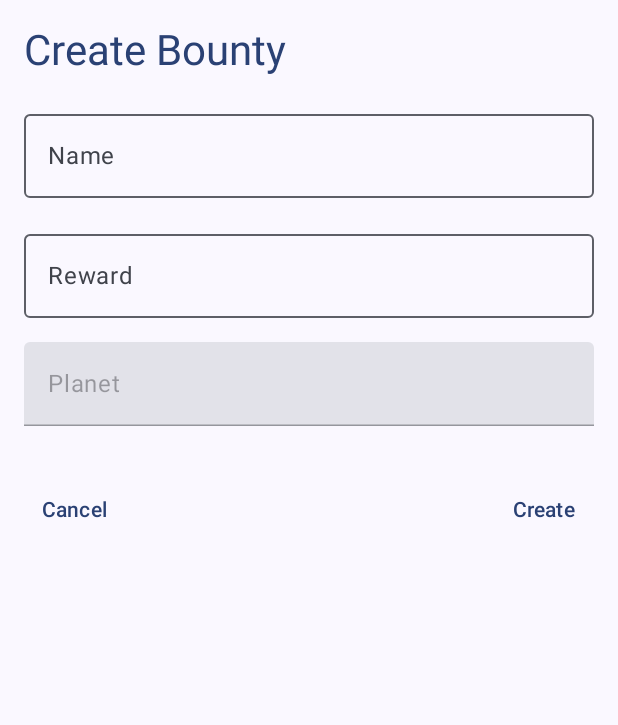
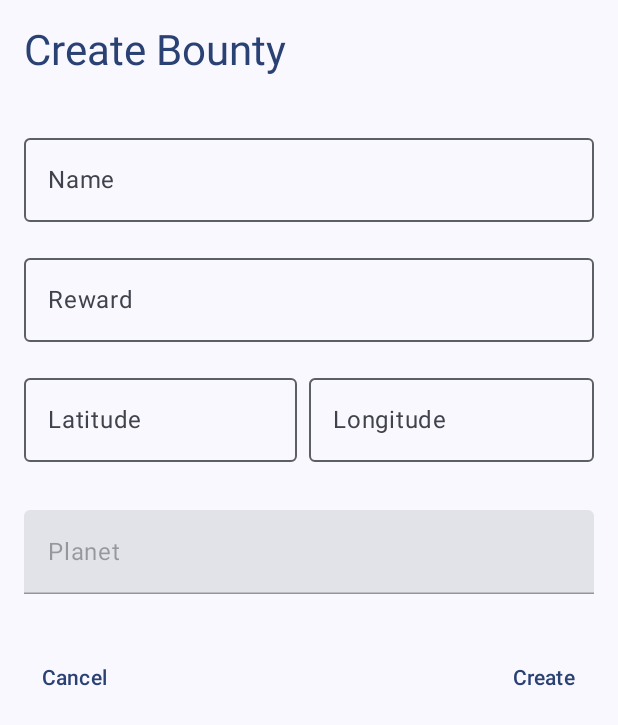
Before and after one commit to Kikop2003/Bounty.Net, an Android app built with Jetpack Compose: the CreateBountyPage screen opened through its navigation route, on a phone screen of 412 x 824 dp. Shown: the top 725 px of the screen. Run offline under Robolectric (Android 15) with nearby library versions, the phone set to English and light mode, and no system bars.

Commit message:
melhorias no newbounty, mais simples e ja usa latitude e longitude

```diff
--- a/app/src/main/java/com/example/bountynet/Objects/Bounty.kt
+++ b/app/src/main/java/com/example/bountynet/Objects/Bounty.kt
@@ -8,6 +8,8 @@ data class Bounty(
     val hunter: String = "None",
     val planeta: String = "Not Defined",
     val createdBy: String = "Undefined",
+    val lat: Double = 0.0,
+    val lon: Double = 0.0,
 
 ) {
     companion object {
--- a/app/src/main/java/com/example/bountynet/pages/NewBountyPage.kt
+++ b/app/src/main/java/com/example/bountynet/pages/NewBountyPage.kt
@@ -22,14 +22,6 @@ fun CreateBountyPage(
     navController: NavHostController,
     userId : String
 ) {
-    var name by remember { mutableStateOf("") }
-    var reward by remember { mutableStateOf("") }
-    var selectedPlanet by remember { mutableStateOf("") }
-    var isDialogOpen by remember { mutableStateOf(false) } // Track the dialog's visibility
-    var errorName by remember { mutableStateOf(false) } // Error message for validation
-    var errorPlanet by remember { mutableStateOf(false) } // Error message for validation
-    var errorReward by remember { mutableStateOf(false) } // Error message for validation
-
     Surface(
         modifier = Modifier.fillMaxSize(),
         color = MaterialTheme.colorScheme.background // Use theme background
@@ -46,96 +38,73 @@ fun CreateBountyPage(
                 color = MaterialTheme.colorScheme.primary,
                 modifier = Modifier.padding(bottom = 16.dp)
             )
-            OutlinedTextField(
+
+            Spacer(modifier = Modifier.height(16.dp))
+
+            var name by remember { mutableStateOf("") }
+            var errorName by remember { mutableStateOf(false) }
+
+            ValidatedInput(
                 value = name,
+                label = "Name",
+                errorText = "Name cannot be empty",
+                isError = errorName,
                 onValueChange = {
                     name = it
-                    errorName = false // Reset error when user types
-                },
-                label = { Text("Name") },
-                singleLine = true,
-                isError = errorName, // Indicate error if empty
-                modifier = Modifier.fillMaxWidth(),
-                colors = colors(
-                    focusedContainerColor = MaterialTheme.colorScheme.surface,
-                    unfocusedContainerColor = MaterialTheme.colorScheme.surface,
-                    focusedIndicatorColor = MaterialTheme.colorScheme.primary,
-                    unfocusedIndicatorColor = MaterialTheme.colorScheme.outline,
-                    focusedTextColor = MaterialTheme.colorScheme.onSurface,
-                    unfocusedTextColor = MaterialTheme.colorScheme.onSurface
-                )
+                    errorName = false
+                }
             )
-            if (errorName) {
-                Text(
-                    text = "Name cannot be empty",
-                    color = MaterialTheme.colorScheme.error,
-                    style = MaterialTheme.typography.bodySmall,
-                    modifier = Modifier.align(Alignment.Start)
-                )
-            }
+
             Spacer(modifier = Modifier.height(16.dp))
 
-            OutlinedTextField(
+            var reward by remember { mutableStateOf("") }
+            var errorReward by remember { mutableStateOf(false) } // Error message for validation
+            ValidatedInput(
                 value = reward,
+                label = "Reward",
+                errorText = "Reward must be a number",
+                isError = errorReward,
                 onValueChange = {
                     reward = it
-                    errorReward = false // Reset error when user types
-                },
-                label = { Text("Reward") },
-                singleLine = true,
-                isError = errorReward, // Indicate error if empty
-                modifier = Modifier.fillMaxWidth(),
-                keyboardOptions = KeyboardOptions.Default.copy(keyboardType = KeyboardType.Number),
-                colors = colors(
-                    focusedContainerColor = MaterialTheme.colorScheme.surface,
-                    unfocusedContainerColor = MaterialTheme.colorScheme.surface,
-                    focusedIndicatorColor = MaterialTheme.colorScheme.primary,
-                    unfocusedIndicatorColor = MaterialTheme.colorScheme.outline,
-                    focusedTextColor = MaterialTheme.colorScheme.onSurface,
-                    unfocusedTextColor = MaterialTheme.colorScheme.onSurface
-                )
+                    errorReward = false
+                }
             )
-            if (errorReward) {
-                Text(
-                    text = "Reward must be a number",
-                    color = MaterialTheme.colorScheme.error,
-                    style = MaterialTheme.typography.bodySmall,
-                    modifier = Modifier.align(Alignment.Start)
-                )
-            }
+
             Spacer(modifier = Modifier.height(16.dp))
 
-            // TextField for Planet selection
-            TextField(
-                value = selectedPlanet,
-                onValueChange = { /* Disable manual edit */ },
-                label = { Text("Planet") },
-                singleLine = true,
-                enabled = false, // Disable manual input
-                readOnly = true, // Make it read-only as user will select planet from dialog
-                modifier = Modifier.fillMaxWidth()
-                    .clickable { isDialogOpen = true } // Open dialog on click
+            var latitude by remember { mutableStateOf("") }
+            var longitude by remember { mutableStateOf("") }
+            var errorLat by remember { mutableStateOf(false) }
+            var errorLon by remember { mutableStateOf(false) }
+
+            LatLongInput(
+                latitude = latitude,
+                longitude = longitude,
+                errorLat = errorLat,
+                errorLon = errorLon,
+                onLatitudeChange = {
+                    latitude = it
+                    errorLat = false
+                },
+                onLongitudeChange = {
+                    longitude = it
+                    errorLon = false
+                }
             )
-            if (errorPlanet) {
-                Text(
-                    text = "Please select a planet",
-                    color = MaterialTheme.colorScheme.error,
-                    style = MaterialTheme.typography.bodySmall,
-                    modifier = Modifier.align(Alignment.Start)
-                )
-            }
 
-            // Open planet selection dialog if it's open
-            if (isDialogOpen) {
-                PlanetSelectionDialog(
-                    onPlanetSelected = { planet ->
-                        selectedPlanet = planet
-                        isDialogOpen = false // Close the dialog after selecting a planet
-                        errorPlanet = false
-                    },
-                    onDismissRequest = { isDialogOpen = false } // Close dialog if clicked outside
-                )
-            }
+            Spacer(modifier = Modifier.height(32.dp))
+
+            var selectedPlanet by remember { mutableStateOf("") }
+            var errorPlanet by remember { mutableStateOf(false) } // Error message for validation
+
+            PlanetPicker(
+                selectedPlanet = selectedPlanet,
+                errorPlanet = errorPlanet,
+                onPlanetSelected = { planet ->
+                    selectedPlanet = planet
+                    errorPlanet = false
+                }
+            )
 
             Spacer(modifier = Modifier.height(32.dp))
 
@@ -154,22 +123,27 @@ fun CreateBountyPage(
                 // Create Button
                 TextButton(
                     onClick = {
-                        // Validate inputs
-                        if (name.trim().isEmpty()) {
-                            errorName = true
-                        }
-                        if (reward.trim().toDoubleOrNull() == null || reward.trim().toDoubleOrNull()!! <= 0) {
-                            errorReward = true
-                        }
-                        if (selectedPlanet.isEmpty()) {
-                            errorPlanet = true
-                        }
-                        if (!errorName && !errorReward && !errorPlanet) {
+
+                        val trimmedName = name.trim()
+
+                        val rewardValue = reward.toDoubleOrNull()
+                        val latitudeValue = latitude.toDoubleOrNull()
+                        val longitudeValue = longitude.toDoubleOrNull()
+
+                        errorName = trimmedName.isEmpty()
+                        errorReward = rewardValue == null || rewardValue <= 0
+                        errorPlanet = selectedPlanet.isEmpty()
+                        errorLat = latitudeValue == null || latitudeValue < -90 || latitudeValue > 90
+                        errorLon = longitudeValue == null || longitudeValue < -180 || longitudeValue > 180
+
+                        if (!errorName && !errorReward && !errorPlanet && !errorLat && !errorLon) {
                             val bounty = Bounty(
-                                name = name,
-                                reward = reward.toDoubleOrNull() ?: 0.0,
+                                name = trimmedName,
+                                reward = rewardValue!!,
                                 planeta = selectedPlanet,
-                                createdBy = userId
+                                createdBy = userId,
+                                lat = latitudeValue!!,
+                                lon = longitudeValue!!
                             )
                             FirebaseHelper.addToDatabase(
                                 path = "bountys",
@@ -187,6 +161,140 @@ fun CreateBountyPage(
     }
 }
 
+@Composable
+fun ValidatedInput(
+    value: String,
+    label: String,
+    errorText: String,
+    isError: Boolean,
+    onValueChange: (String) -> Unit
+) {
+    Column(modifier = Modifier.fillMaxWidth()) {
+        OutlinedTextField(
+            value = value,
+            onValueChange = { input ->
+                onValueChange(input) // Handle input changes
+            },
+            label = { Text(label) },
+            singleLine = true,
+            isError = isError,
+            modifier = Modifier.fillMaxWidth(),
+            colors = colors(
+                focusedContainerColor = MaterialTheme.colorScheme.surface,
+                unfocusedContainerColor = MaterialTheme.colorScheme.surface,
+                focusedIndicatorColor = MaterialTheme.colorScheme.primary,
+                unfocusedIndicatorColor = MaterialTheme.colorScheme.outline,
+                focusedTextColor = MaterialTheme.colorScheme.onSurface,
+                unfocusedTextColor = MaterialTheme.colorScheme.onSurface
+            )
+        )
+        if (isError) {
+            Text(
+                text = errorText,
+                color = MaterialTheme.colorScheme.error,
+                style = MaterialTheme.typography.bodySmall,
+                modifier = Modifier.align(Alignment.Start)
+            )
+        }
+    }
+}
+
+@Composable
+fun LatLongInput(
+    latitude: String,
+    longitude: String,
+    errorLat: Boolean,
+    errorLon: Boolean,
+    onLatitudeChange: (String) -> Unit,
+    onLongitudeChange: (String) -> Unit
+) {
+    Row(
+        modifier = Modifier.fillMaxWidth(),
+        horizontalArrangement = Arrangement.SpaceBetween
+    ) {
+        Column(
+            modifier = Modifier
+                .weight(1f)
+                .padding(end = 8.dp)
+        ) {
+            OutlinedTextField(
+                value = latitude,
+                onValueChange = { input -> onLatitudeChange(input) },
+                label = { Text("Latitude") },
+                modifier = Modifier.fillMaxWidth(),
+                keyboardOptions = KeyboardOptions.Default.copy(keyboardType = KeyboardType.Number),
+                singleLine = true
+            )
+            if (errorLat) {
+                Text(
+                    text = "Please enter a valid latitude [-90,90]",
+                    color = MaterialTheme.colorScheme.error,
+                    style = MaterialTheme.typography.bodySmall,
+                    modifier = Modifier.align(Alignment.Start) // Align within Column
+                )
+            }
+        }
+        Column(
+            modifier = Modifier.weight(1f)
+        ) {
+            OutlinedTextField(
+                value = longitude,
+                onValueChange = { input -> onLongitudeChange(input) },
+                label = { Text("Longitude") },
+                modifier = Modifier.fillMaxWidth(),
+                keyboardOptions = KeyboardOptions.Default.copy(keyboardType = KeyboardType.Number),
+                singleLine = true
+            )
+            if (errorLon) {
+                Text(
+                    text = "Please enter a valid longitude [-180,180]",
+                    color = MaterialTheme.colorScheme.error,
+                    style = MaterialTheme.typography.bodySmall,
+                    modifier = Modifier.align(Alignment.Start) // Align within Column
+                )
+            }
+        }
+    }
+}
+
+@Composable
+fun PlanetPicker(
+    selectedPlanet: String,
+    errorPlanet: Boolean,
+    onPlanetSelected: (String) -> Unit,
+) {
+    var isDialogOpen by remember { mutableStateOf(false) }
+    Column(modifier = Modifier.fillMaxWidth()) {
+        TextField(
+            value = selectedPlanet,
+            onValueChange = { /* Disable manual edit */ },
+            label = { Text("Planet") },
+            singleLine = true,
+            enabled = false, // Disable manual input
+            readOnly = true, // Make it read-only as user will select a planet from dialog
+            modifier = Modifier
+                .fillMaxWidth()
+                .clickable { isDialogOpen = true } // Open dialog on click
+        )
+        if (errorPlanet) {
+            Text(
+                text = "Please select a planet",
+                color = MaterialTheme.colorScheme.error,
+                style = MaterialTheme.typography.bodySmall,
+                modifier = Modifier.align(Alignment.Start)
+            )
+        }
+        if (isDialogOpen) {
+            PlanetSelectionDialog(
+                onPlanetSelected = { planet ->
+                    isDialogOpen = false
+                    onPlanetSelected(planet)
+                },
+                onDismissRequest = { isDialogOpen = false }
+            )
+        }
+    }
+}
 
 @Composable
 fun PlanetSelectionDialog(
@@ -210,8 +318,6 @@ fun PlanetSelectionDialog(
                     style = MaterialTheme.typography.headlineMedium,
                     modifier = Modifier.padding(bottom = 16.dp)
                 )
-
-                // Planet Buttons
                 LazyColumn(
                     verticalArrangement = Arrangement.spacedBy(8.dp),
                     modifier = Modifier.fillMaxWidth()
```
